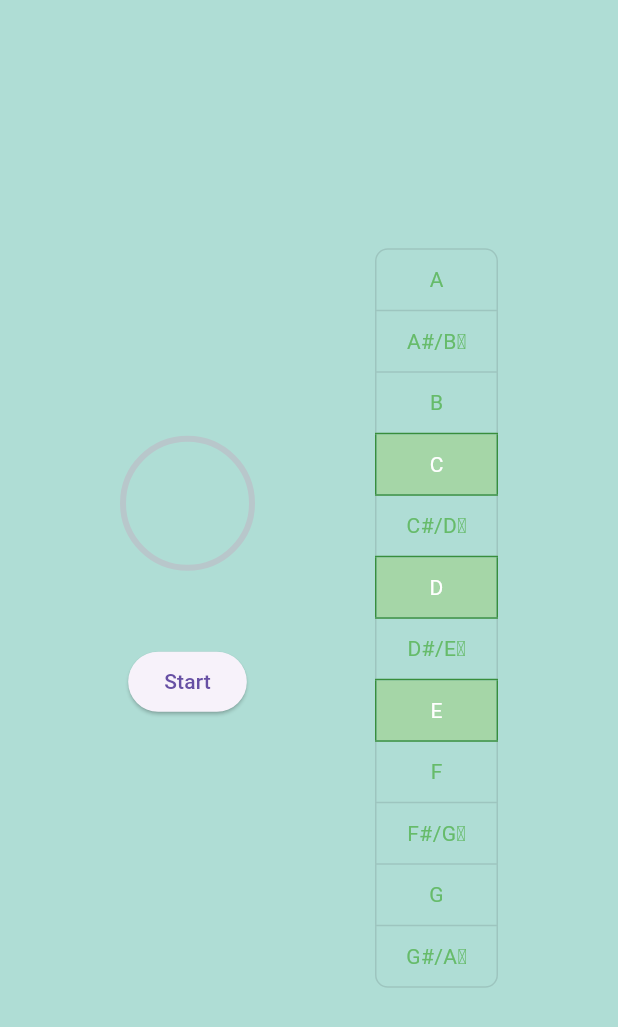
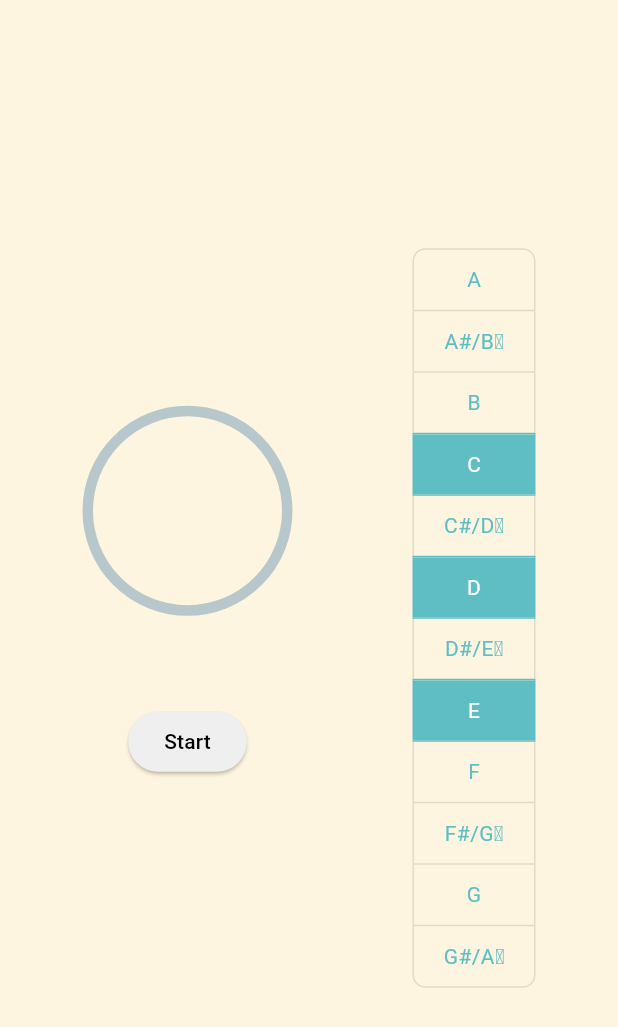
Before and after one commit to alexprudhomme/perfect-pitch-trainer, a Flutter app: the screen it shows after launch, on a phone screen of 412 x 824 dp. Shown: the top 1027 px of the screen. Run offline on Flutter 3.47's test engine with Material 2 defaults, Android fonts, the phone set to English and light mode, and no system bars; drawn by our look-alikes of percent_indicator; our stand-ins replace audioplayers, group_button, loading_animation_widget.

Commit message:
new theme

```diff
--- a/lib/pages/quiz.dart
+++ b/lib/pages/quiz.dart
@@ -38,8 +38,8 @@ class _QuizState extends State<Quiz> {
   bool isGameStart = false;
   bool isCurrentAnswerWrong = false;
   Color? colorBasic = Colors.grey[200];
-  Color colorWrong = Colors.red;
-  Color colorRight = Colors.green;
+  Color? colorWrong = Colors.red[300];
+  Color? colorRight = Colors.green[300];
   late Color? colorA = colorBasic;
   late Color? colorBb= colorBasic;
   late Color? colorB = colorBasic;
@@ -127,7 +127,7 @@ class _QuizState extends State<Quiz> {
     print(progressBarNumerator);
     print(progressBar);
     return Scaffold(
-      backgroundColor: const Color.fromRGBO(175, 221, 213, 1),
+      backgroundColor: const Color.fromRGBO(253, 245, 223, 1),
       body: SafeArea(
         child: Container(
             child: Center(
@@ -138,12 +138,12 @@ class _QuizState extends State<Quiz> {
                       mainAxisAlignment: MainAxisAlignment.center,
                       children: [
                         CircularPercentIndicator(
-                          radius: 45.0,
-                          lineWidth: 4.0,
+                          radius: 70.0,
+                          lineWidth: 7.0,
                           percent: isGameStart ? progressBar : 0.0,
                           center: Text(
                               isGameStart ? '$progressBarNumerator/$progressBarDenominator' : ''),
-                          progressColor: Colors.yellow,
+                          progressColor: Color.fromRGBO(249, 44, 133, 0.5),
                         ),
                         const SizedBox(height: 50.0,),
                         Visibility(
@@ -156,9 +156,22 @@ class _QuizState extends State<Quiz> {
                                   isNoteRight = false;
                                 });
                               },
-                              child: Text('Next'),
+                              style: ButtonStyle(
+                                backgroundColor: MaterialStateProperty.resolveWith<Color?>(
+                                      (Set<MaterialState> states) {
+                                    if (states.contains(MaterialState.pressed)) {
+                                      return const Color.fromRGBO(249, 44, 133, 0.8);
+                                    }else if(states.contains(MaterialState.hovered)){
+                                      return const Color.fromRGBO(249, 44, 133, 0.5);
+                                    }
+                                    return const Color.fromRGBO(239, 239, 239, 1); // Use the component's default.
+                                  },
+                                ),
+                              ),
+                              child: const Text('Next',style: TextStyle(color: Color.fromRGBO(0, 0, 0, 1) ),),
                             )
                         ),
+                        const SizedBox(height: 10.0,),
                         ElevatedButton(
                           onPressed: (){
                             isStart ? playRandomNote(): playCurrentNote();
@@ -166,11 +179,24 @@ class _QuizState extends State<Quiz> {
                               isStart = false;
                             });
                           },
+                          style: ButtonStyle(
+                            backgroundColor: MaterialStateProperty.resolveWith<Color?>(
+                                  (Set<MaterialState> states) {
+                                if (states.contains(MaterialState.pressed)) {
+                                  return const Color.fromRGBO(249, 44, 133, 0.8);
+                                }else if(states.contains(MaterialState.hovered)){
+                                  return const Color.fromRGBO(249, 44, 133, 0.5);
+                                }
+                                return const Color.fromRGBO(239, 239, 239, 1); // Use the component's default.
+                              },
+                            ),
+                          ),
                           child: Text(
-                            isStart ? 'Start': 'Hear Again'
+                            isStart ? 'Start': 'Hear Again',
+                            style: const TextStyle(color: Color.fromRGBO(0, 0, 0, 1) ),
                           ),
                         ),
-                        const SizedBox(height: 50.0,),
+                        const SizedBox(height: 30.0,),
                         Row(
                           children: [
                             Visibility(
@@ -193,7 +219,7 @@ class _QuizState extends State<Quiz> {
                                         fixedSize: MaterialStateProperty.all(const Size(75,40)),
                                       backgroundColor: MaterialStateProperty.all(colorA)
                                     ),
-                                    child: const Text('A')
+                                    child: const Text('A',style:  TextStyle(color: Color.fromRGBO(0, 0, 0, 1) ),)
                                 )
                             ),
                             const SizedBox(width: 5.0,),
@@ -217,7 +243,7 @@ class _QuizState extends State<Quiz> {
                                         fixedSize: MaterialStateProperty.all(const Size(75,40)),
                                         backgroundColor: MaterialStateProperty.all(colorBb)
                                     ),
-                                    child: const Text('A#/B\u266D')
+                                    child: const Text('A#/B\u266D',style: TextStyle(color: Color.fromRGBO(0, 0, 0, 1) ),)
                                 )
                             ),
                             const SizedBox(width: 5.0,),
@@ -241,7 +267,7 @@ class _QuizState extends State<Quiz> {
                                         fixedSize: MaterialStateProperty.all(const Size(75,40)),
                                         backgroundColor: MaterialStateProperty.all(colorB)
                                     ),
-                                    child: const Text('B')
+                                    child: const Text('B',style: TextStyle(color: Color.fromRGBO(0, 0, 0, 1) ),)
                                 )
                             ),
                             const SizedBox(width: 5.0,),
@@ -265,7 +291,7 @@ class _QuizState extends State<Quiz> {
                                         fixedSize: MaterialStateProperty.all(const Size(75,40)),
                                         backgroundColor: MaterialStateProperty.all(colorC)
                                     ),
-                                    child: const Text('C')
+                                    child: const Text('C',style: TextStyle(color: Color.fromRGBO(0, 0, 0, 1) ),)
                                 )
                             ),
                             const SizedBox(width: 5.0,),
@@ -289,7 +315,7 @@ class _QuizState extends State<Quiz> {
                                         fixedSize: MaterialStateProperty.all(const Size(75,40)),
                                         backgroundColor: MaterialStateProperty.all(colorDb)
                                     ),
-                                    child: const Text('C#/D\u266D')
+                                    child: const Text('C#/D\u266D',style: TextStyle(color: Color.fromRGBO(0, 0, 0, 1) ),)
                                 )
                             ),
                             const SizedBox(width: 5.0,),
@@ -313,7 +339,7 @@ class _QuizState extends State<Quiz> {
                                         fixedSize: MaterialStateProperty.all(const Size(75,40)),
                                         backgroundColor: MaterialStateProperty.all(colorD)
                                     ),
-                                    child: const Text('D')
+                                    child: const Text('D',style: TextStyle(color: Color.fromRGBO(0, 0, 0, 1) ),)
                                 )
                             ),
                           ],
@@ -340,7 +366,7 @@ class _QuizState extends State<Quiz> {
                                       fixedSize: MaterialStateProperty.all(const Size(75,40)),
                                         backgroundColor: MaterialStateProperty.all(colorEb)
                                     ),
-                                    child: const Text('D#/E\u266D')
+                                    child: const Text('D#/E\u266D',style: TextStyle(color: Color.fromRGBO(0, 0, 0, 1) ),)
                                 )
                             ),
                             const SizedBox(width: 5.0,),
@@ -362,9 +388,9 @@ class _QuizState extends State<Quiz> {
                                     },
                                     style: ButtonStyle(
                                         fixedSize: MaterialStateProperty.all(const Size(75,40)),
-                                        backgroundColor: MaterialStateProperty.all(colorE)
+                                        backgroundColor: MaterialStateProperty.all(colorE),
                                     ),
-                                    child: const Text('E')
+                                    child: const Text('E',style: TextStyle(color: Color.fromRGBO(0, 0, 0, 1) ),)
                                 )
                             ),
                             const SizedBox(width: 5.0,),
@@ -388,7 +414,7 @@ class _QuizState extends State<Quiz> {
                                         fixedSize: MaterialStateProperty.all(const Size(75,40)),
                                         backgroundColor: MaterialStateProperty.all(colorF)
                                     ),
-                                    child: const Text('F')
+                                    child: const Text('F',style: TextStyle(color: Color.fromRGBO(0, 0, 0, 1) ),)
                                 )
                             ),
                             const SizedBox(width: 5.0,),
@@ -412,7 +438,7 @@ class _QuizState extends State<Quiz> {
                                         fixedSize: MaterialStateProperty.all(const Size(75,40)),
                                         backgroundColor: MaterialStateProperty.all(colorGb)
                                     ),
-                                    child: const Text('F#/G\u266D')
+                                    child: const Text('F#/G\u266D',style: TextStyle(color: Color.fromRGBO(0, 0, 0, 1) ),)
                                 )
                             ),
                             const SizedBox(width: 5.0,),
@@ -436,7 +462,7 @@ class _QuizState extends State<Quiz> {
                                         fixedSize: MaterialStateProperty.all(const Size(75,40)),
                                         backgroundColor: MaterialStateProperty.all(colorG)
                                     ),
-                                    child: const Text('G')
+                                    child: const Text('G',style: TextStyle(color: Color.fromRGBO(0, 0, 0, 1) ),)
                                 )
                             ),
                             const SizedBox(width: 5.0,),
@@ -460,7 +486,7 @@ class _QuizState extends State<Quiz> {
                                         fixedSize: MaterialStateProperty.all(const Size(75,40)),
                                         backgroundColor: MaterialStateProperty.all(colorAb)
                                     ),
-                                    child: const Text('G#/A\u266D')
+                                    child: const Text('G#/A\u266D',style: TextStyle(color: Color.fromRGBO(0, 0, 0, 1) ),)
                                 )
                             ),
                           ]
@@ -565,10 +591,10 @@ class _QuizState extends State<Quiz> {
                         });
                       },
                       borderRadius: const BorderRadius.all(Radius.circular(8)),
-                      selectedBorderColor: Colors.green[700],
+                      selectedBorderColor: Color.fromRGBO(94, 190, 196, 1),
                       selectedColor: Colors.white,
-                      fillColor: Colors.green[200],
-                      color: Colors.green[400],
+                      fillColor: Color.fromRGBO(94, 190, 196, 1),
+                      color: Color.fromRGBO(94, 190, 196, 1),
                       constraints: const BoxConstraints(
                         minHeight: 40.0,
                         minWidth: 80.0,
```
